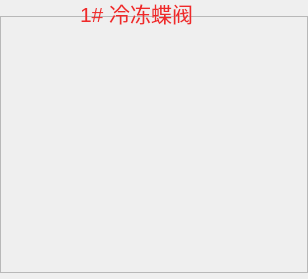
caosq/ChickenFarm, file Window/Module/butterflyvalve.ui: the form before one commit.
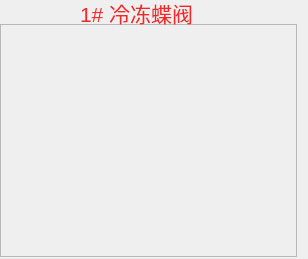
The form after the commit. Icons and pictures are not drawn.

What changed in the file:
```diff
--- a/Window/Module/butterflyvalve.ui
+++ b/Window/Module/butterflyvalve.ui
@@ -7,7 +7,7 @@
     <x>0</x>
     <y>0</y>
     <width>308</width>
-    <height>279</height>
+    <height>259</height>
    </rect>
   </property>
   <property name="windowTitle">
@@ -17,9 +17,9 @@
    <property name="geometry">
     <rect>
      <x>0</x>
-     <y>16</y>
-     <width>308</width>
-     <height>257</height>
+     <y>24</y>
+     <width>297</width>
+     <height>233</height>
     </rect>
    </property>
    <property name="styleSheet">
```
